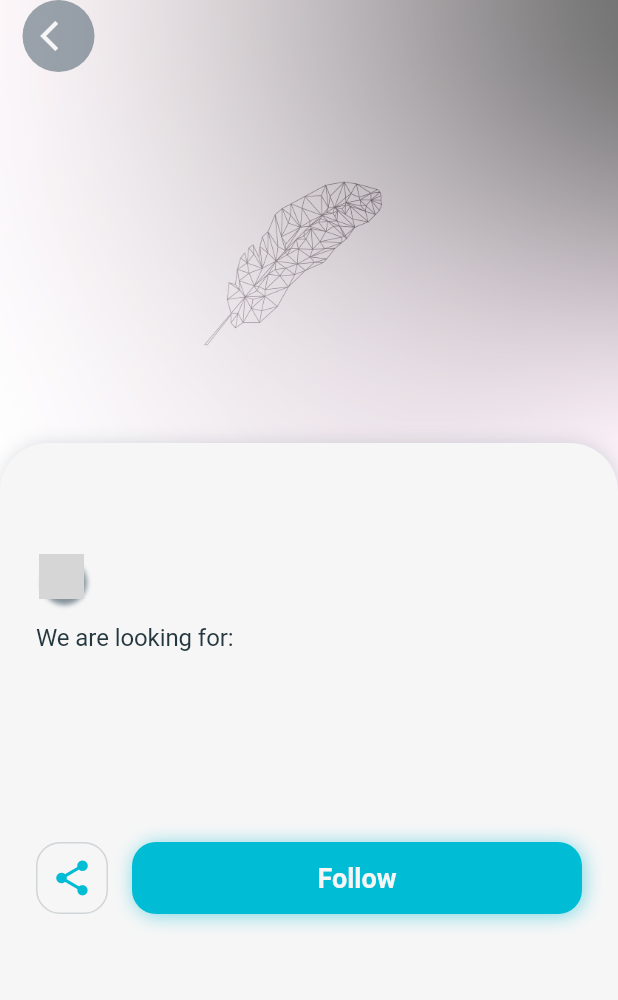
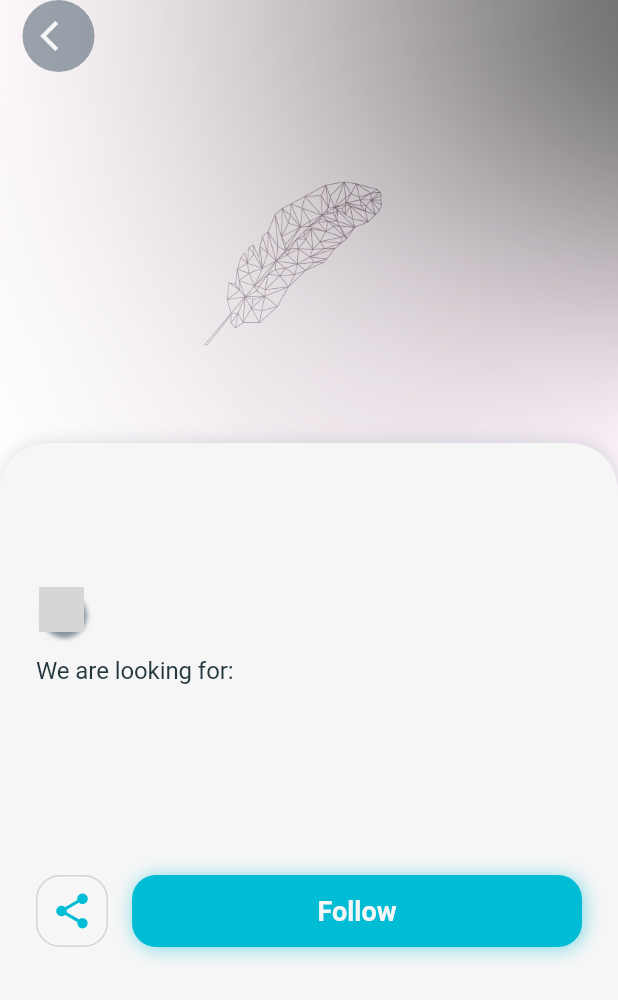
Before and after one commit to FreeTitle/FreetitleApp, a Flutter app: the MissionDetail screen opened directly with empty values, on a phone screen of 412 x 824 dp. Shown: the top 1000 px of the screen. Run offline on Flutter 3.47's test engine with Material 2 defaults, Android fonts, the phone set to English and light mode, and no system bars; our stand-ins replace bloc, cloud_firestore, equatable, firebase_auth, flushbar, flutter_bloc and 8 more; accounts and stored records are empty; network calls fail; Roboto replaces fonts that are missing (WorkSans); grey boxes are pictures that could not be loaded.

Commit message:
fixed detail style

```diff
--- a/lib/views/detail/missionDetail.dart
+++ b/lib/views/detail/missionDetail.dart
@@ -229,7 +229,7 @@ class _MissionDetail extends State<MissionDetail>
                   ],
                 ),
                 child: Padding(
-                  padding: const EdgeInsets.only(left: 8, right: 8),
+                  padding: const EdgeInsets.only(left: 8, right: 8, top: 22),
                   child: Column(
                     children: <Widget>[
                       Flexible(
```
Also changed, not shown: lib/views/detail/blogDetail.dart (+16 -5 lines).
